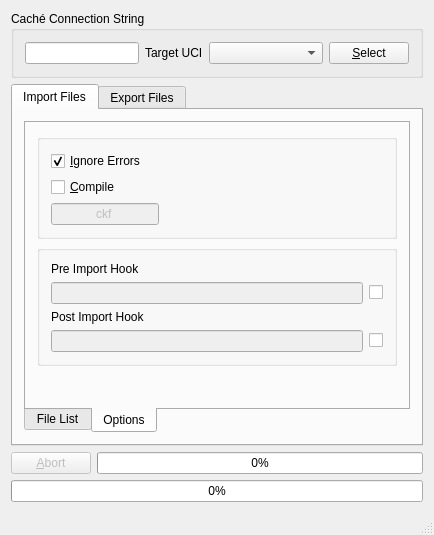
This is QtCacheTool/mainwindow.ui in entwickler42/QtCache as Qt 5 draws it before an edit. The edited form follows.
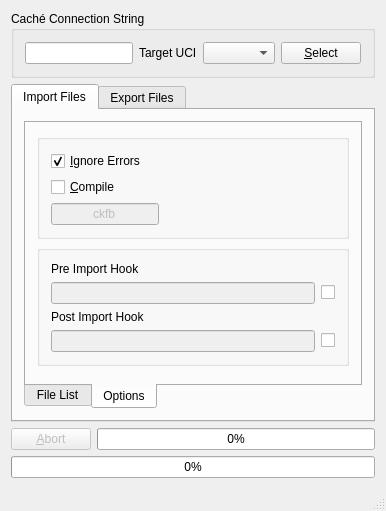
This is the edited form. The open tabs and pages were chosen to show the change. Icons and pictures are not drawn.

Commit message: added compiler flag b (dependend classes) to default qspecc

```diff
--- a/QtCacheTool/mainwindow.ui
+++ b/QtCacheTool/mainwindow.ui
@@ -2,14 +2,6 @@
 <ui version="4.0">
  <class>MainWindow</class>
  <widget class="QMainWindow" name="MainWindow">
-  <property name="geometry">
-   <rect>
-    <x>0</x>
-    <y>0</y>
-    <width>434</width>
-    <height>535</height>
-   </rect>
-  </property>
   <property name="windowTitle">
    <string>Qt Caché Tool</string>
   </property>
@@ -193,7 +185,7 @@
                     </sizepolicy>
                    </property>
                    <property name="text">
-                    <string>ckf</string>
+                    <string>ckfb</string>
                    </property>
                    <property name="alignment">
                     <set>Qt::AlignCenter</set>
```
The commit also changes 1 other file.
